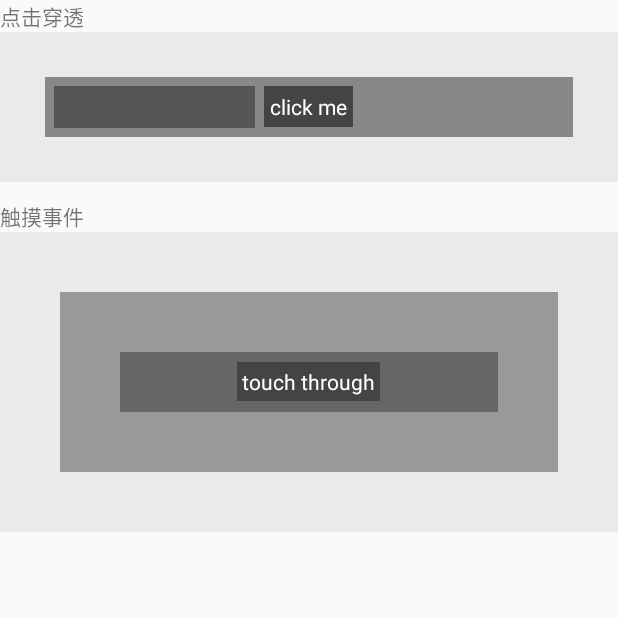
After one commit to AnRFDev/android-Basic4, an Android app: the ThroughDemoActivity screen opened directly, with no data from a screen before it, on a phone screen of 412 x 824 dp, the top half of it. The commit adds this screen. Run offline under Robolectric (Android 15) with nearby library versions, the phone set to English and light mode, and no system bars.

Commit message:
ADD ThroughDemo
ADD ThroughDemoActivity
ADD setX

```diff
--- a/app/src/main/AndroidManifest.xml
+++ b/app/src/main/AndroidManifest.xml
@@ -37,6 +37,7 @@
         <activity android:name=".activity.AnnotationDemoActivity" />
         <activity android:name=".activity.ForceNetworkActivity" />
         <activity android:name=".wifiscan.WiFiScanActivity" />
+        <activity android:name=".activity.ThroughDemoActivity" />
 
         <service android:name=".service.HowToStopService" />
     </application>
--- a/app/src/main/java/com/rustfisher/basic4/MainActivity.java
+++ b/app/src/main/java/com/rustfisher/basic4/MainActivity.java
@@ -6,6 +6,7 @@ import android.os.Bundle;
 import android.view.View;
 
 import com.rustfisher.basic4.activity.AnnotationDemoActivity;
+import com.rustfisher.basic4.activity.ThroughDemoActivity;
 import com.rustfisher.basic4.activity.ForceNetworkActivity;
 import com.rustfisher.basic4.activity.HandlerDemoActivity;
 import com.rustfisher.basic4.activity.Hts.SAct1;
@@ -30,6 +31,7 @@ public class MainActivity extends AppCompatActivity implements View.OnClickListe
         findViewById(R.id.annotation_btn).setOnClickListener(this);
         findViewById(R.id.force_network_btn).setOnClickListener(this);
         findViewById(R.id.wifi_scan_btn).setOnClickListener(this);
+        findViewById(R.id.click_through_btn).setOnClickListener(this);
     }
 
     @Override
@@ -56,6 +58,9 @@ public class MainActivity extends AppCompatActivity implements View.OnClickListe
             case R.id.wifi_scan_btn:
                 startActivity(new Intent(this, WiFiScanActivity.class));
                 break;
+            case R.id.click_through_btn:
+                startActivity(new Intent(this, ThroughDemoActivity.class));
+                break;
         }
     }
 }
--- /dev/null
+++ b/app/src/main/java/com/rustfisher/basic4/activity/ThroughDemoActivity.java
@@ -0,0 +1,78 @@
+package com.rustfisher.basic4.activity;
+
+import android.app.Activity;
+import android.os.Bundle;
+import android.support.annotation.Nullable;
+import android.util.Log;
+import android.view.MotionEvent;
+import android.view.View;
+import android.widget.Toast;
+
+import com.rustfisher.basic4.R;
+
+/**
+ * 事件穿透
+ */
+public class ThroughDemoActivity extends Activity {
+    private static final String TAG = "rustAppClick";
+
+    @Override
+    protected void onCreate(@Nullable Bundle savedInstanceState) {
+        super.onCreate(savedInstanceState);
+        setContentView(R.layout.act_click_through);
+        findViewById(R.id.layer_1).setOnClickListener(mOnClickListener);
+        findViewById(R.id.layer_2).setOnClickListener(mOnClickListener);
+        findViewById(R.id.layer_tv1).setOnClickListener(mOnClickListener);
+
+        findViewById(R.id.t_layer1).setOnTouchListener(mOnTouchListener);
+        findViewById(R.id.t_layer2).setOnTouchListener(mOnTouchListener);
+        findViewById(R.id.t_layer3).setOnTouchListener(mOnTouchListener);
+        findViewById(R.id.t_layer_tv1).setOnTouchListener(mOnTouchListener);
+
+    }
+
+    private View.OnClickListener mOnClickListener = new View.OnClickListener() {
+        @Override
+        public void onClick(View v) {
+            switch (v.getId()) {
+                case R.id.layer_1:
+                    toast("layer1");
+                    Log.d(TAG, "onClick: layer1");
+                    break;
+                case R.id.layer_2:
+                    toast("layer2");
+                    Log.d(TAG, "onClick: layer2");
+                    break;
+                case R.id.layer_tv1:
+                    toast("layer tv1");
+                    Log.d(TAG, "onClick: layer tv1");
+                    break;
+            }
+        }
+    };
+
+    private View.OnTouchListener mOnTouchListener = new View.OnTouchListener() {
+        @Override
+        public boolean onTouch(View v, MotionEvent event) {
+            switch (v.getId()) {
+                case R.id.t_layer1:
+                    Log.d(TAG, "onTouch: t_layer1, " + event);
+                    return false;
+                case R.id.t_layer2:
+                    Log.d(TAG, "onTouch: t_layer2, " + event);
+                    return true; // 消费这个触摸事件后，很快又可以响应下一个触摸事件
+                case R.id.t_layer3:
+                    Log.d(TAG, "onTouch: t_layer3, " + event);
+                    return false;
+                case R.id.t_layer_tv1:
+                    Log.d(TAG, "onTouch: t_layer_tv1, " + event);
+                    return false;
+            }
+            return false;
+        }
+    };
+
+    private void toast(String text) {
+        Toast.makeText(this, text, Toast.LENGTH_SHORT).show();
+    }
+}
--- /dev/null
+++ b/app/src/main/res/layout/act_click_through.xml
@@ -0,0 +1,88 @@
+<?xml version="1.0" encoding="utf-8"?>
+<LinearLayout xmlns:android="http://schemas.android.com/apk/res/android"
+    android:layout_width="match_parent"
+    android:layout_height="match_parent"
+    android:orientation="vertical">
+
+    <TextView
+        android:layout_width="wrap_content"
+        android:layout_height="wrap_content"
+        android:text="点击穿透" />
+
+    <RelativeLayout
+        android:id="@+id/layer_1"
+        android:layout_width="match_parent"
+        android:layout_height="100dp"
+        android:background="#eaeaea">
+
+        <RelativeLayout
+            android:id="@+id/layer_2"
+            android:layout_width="match_parent"
+            android:layout_height="match_parent"
+            android:layout_margin="30dp"
+            android:background="#888888">
+
+            <TextView
+                android:id="@+id/layer_tv1"
+                android:layout_width="wrap_content"
+                android:layout_height="wrap_content"
+                android:layout_centerInParent="true"
+                android:background="#444444"
+                android:padding="4dp"
+                android:text="click me"
+                android:textColor="#fff" />
+
+            <View
+                android:id="@+id/layer_view1"
+                android:layout_width="match_parent"
+                android:layout_height="match_parent"
+                android:layout_margin="6dp"
+                android:layout_toStartOf="@id/layer_tv1"
+                android:background="#555555" />
+
+        </RelativeLayout>
+
+    </RelativeLayout>
+
+    <TextView
+        android:layout_width="wrap_content"
+        android:layout_height="wrap_content"
+        android:layout_marginTop="12dp"
+        android:text="触摸事件" />
+
+    <RelativeLayout
+        android:id="@+id/t_layer1"
+        android:layout_width="match_parent"
+        android:layout_height="200dp"
+        android:background="#eaeaea">
+
+        <RelativeLayout
+            android:id="@+id/t_layer2"
+            android:layout_width="match_parent"
+            android:layout_height="match_parent"
+            android:layout_margin="40dp"
+            android:background="#999999">
+
+            <RelativeLayout
+                android:id="@+id/t_layer3"
+                android:layout_width="match_parent"
+                android:layout_height="match_parent"
+                android:layout_margin="40dp"
+                android:background="#666666">
+
+                <TextView
+                    android:id="@+id/t_layer_tv1"
+                    android:layout_width="wrap_content"
+                    android:layout_height="wrap_content"
+                    android:layout_centerInParent="true"
+                    android:background="#444444"
+                    android:padding="3dp"
+                    android:text="touch through"
+                    android:textColor="#fff" />
+
+            </RelativeLayout>
+
+        </RelativeLayout>
+    </RelativeLayout>
+
+</LinearLayout>
```
Also changed, not shown: app/src/main/java/com/rustfisher/basic4/activity/ViewLifecycleAct.java (+51 -0 lines), app/src/main/res/layout/act_main.xml (+7 -0 lines), app/src/main/res/layout/act_view_lifecycle.xml (+55 -0 lines).
